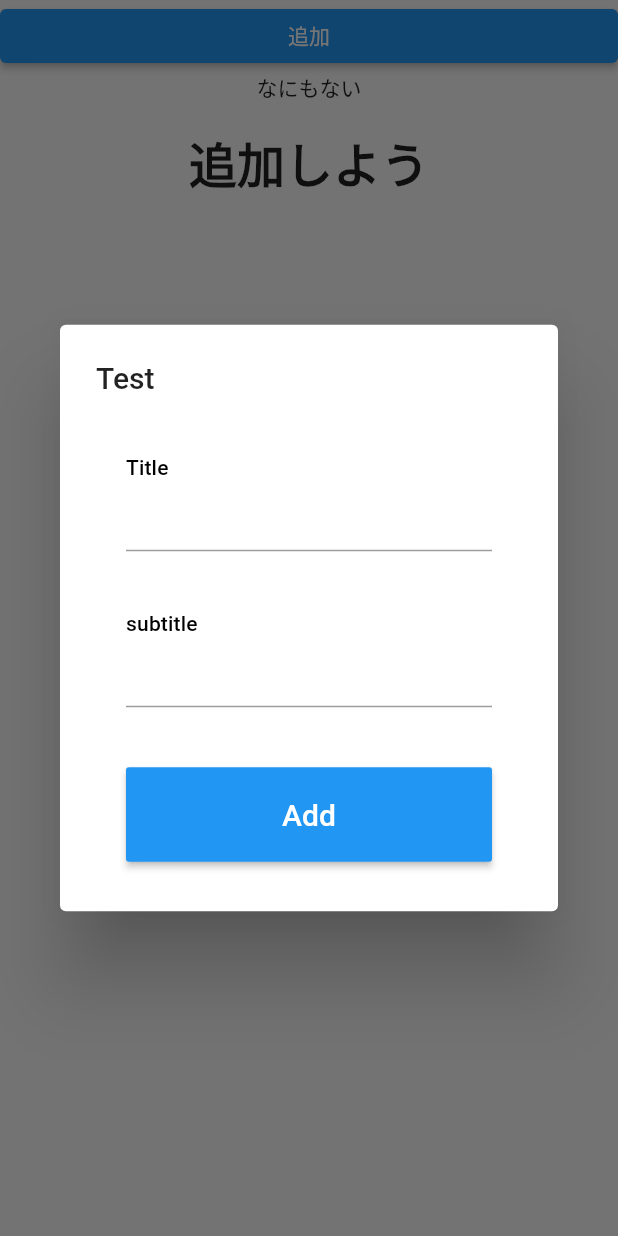
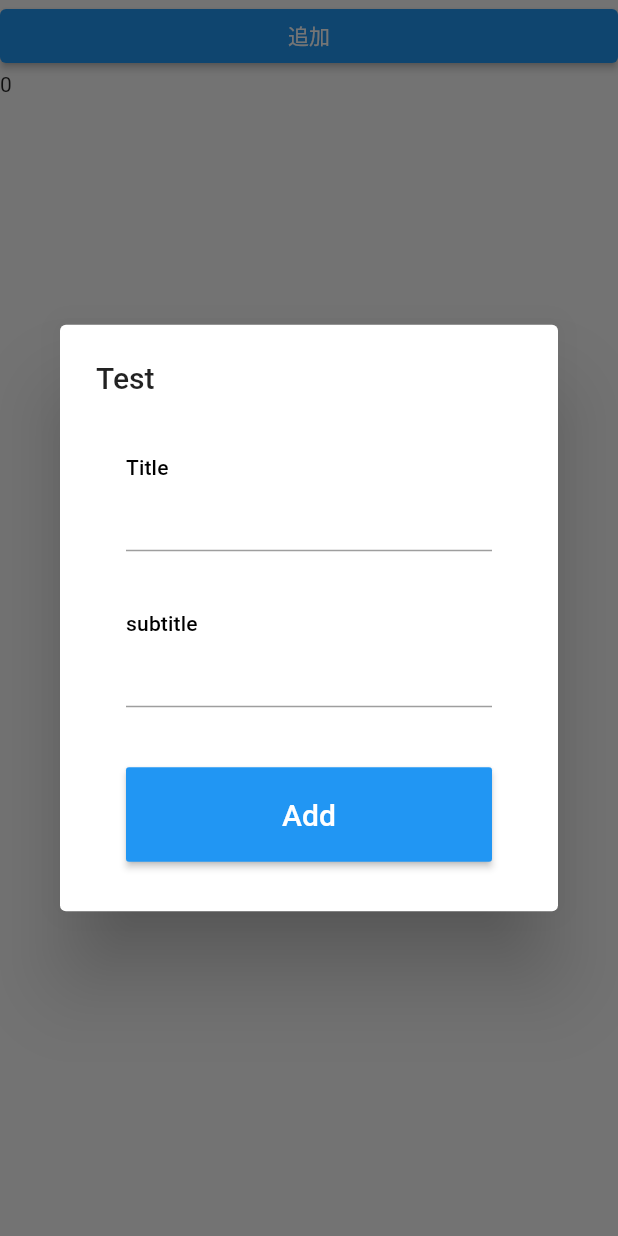
Before and after one commit to Met486/task_schedule_app, a Flutter app: the MicroTaskListView widget shown alone on an empty page, opened directly, after a tap on "追加", on a phone screen of 412 x 824 dp. Run offline on Flutter 3.47's test engine with Material 2 defaults, Android fonts, the light colour scheme and no system bars; our stand-ins replace flutter_riverpod, sqflite; accounts and stored records are empty.

Commit message:
一時保留。 DBからの取得はできているので、表示まで

```diff
--- a/lib/add_dialog/add_dialog.dart
+++ b/lib/add_dialog/add_dialog.dart
@@ -80,6 +80,7 @@ class _AddDialogState extends State<AddDialog> {
     print('add button');
     print('widget param is ${viewModel.param}');
     //viewModel.addTask(widget.param);
+    print(viewModel.tasks.length);
 
     //Navigator.of(context).pop();
 
--- a/lib/main.dart
+++ b/lib/main.dart
@@ -7,11 +7,14 @@ import 'package:task_schedule_app/task_view_model/task_view_model.dart';
 ////    StateNotifierProvider<TaskViewModel, List<Task>>((ref) {
 ////  return TaskViewModel([]);
 ////});
+//
+//final familyTaskViewProvider =
+//    Provider.family<TaskViewModel, String>((ref, String parameter) {
+//  return TaskViewModel('');
+//});
 
-final familyTaskViewProvider =
-    Provider.family<TaskViewModel, String>((ref, String parameter) {
-  return TaskViewModel('');
-});
+final taskViewProviderFamily =
+    ChangeNotifierProviderFamily((ref, String param) => TaskViewModel(param));
 
 void main() {
   runApp(ProviderScope(child: HomePage()));
--- a/lib/micro_task_view_model/micro_task_list_view.dart
+++ b/lib/micro_task_view_model/micro_task_list_view.dart
@@ -2,6 +2,7 @@ import 'package:flutter/material.dart';
 import 'package:flutter/widgets.dart';
 import 'package:flutter_riverpod/flutter_riverpod.dart';
 import 'package:task_schedule_app/add_dialog/add_dialog.dart';
+import 'package:task_schedule_app/main.dart';
 import 'package:task_schedule_app/task_item.dart';
 import 'package:task_schedule_app/task_view_model/task_view_model.dart';
 
@@ -17,11 +18,17 @@ class _MicroTaskListViewState extends State<MicroTaskListView> {
   @override
   Widget build(BuildContext context) {
     //final TaskViewModel taskViewModel = Provider.of<TaskViewModel>(context);
+//    final taskViewModel = Provider<TaskViewModel>((ref) {
+//      return TaskViewModel(widget.param);
+//    });
     final taskViewModel = TaskViewModel('1');
     final taskFamily =
         Provider.family<TaskViewModel, String>((ref, String param) {
       return TaskViewModel(param);
     });
+    //final taskViewModel = TaskViewModel(widget.param);
+    print(taskViewModel.tasks.length);
+    // print('tasks.length:${watch(taskViewModel).tasks.length}');
 
     return ListView(
       padding: EdgeInsets.zero,
@@ -44,23 +51,29 @@ class _MicroTaskListViewState extends State<MicroTaskListView> {
         ),
         Consumer(builder: (
           context,
-          //taskViewModel,
-          read,
-          _,
+          watch,
+          child,
         ) {
-          //if (read(taskFamily('1'))) {
-          if (taskViewModel.tasks.isEmpty) {
-            //todo){
+          //if (watch(taskFamily('1'))) {
+          print(
+              'taskFamily(1).tasks.isEmpty : ${watch(taskFamily('1')).tasks.isEmpty}');
+          if (watch(taskFamily('1')).tasks.isEmpty) {
+            //if (taskViewModel.tasks.isEmpty) {
+            //todo
             // if (TaskViewModel('1').tasks.isEmpty) {
             //if (taskViewModel[].tasks.isEmpty) {
-            return _emptyView();
+            // return _emptyView();
+            return Text(
+                '${watch(taskViewProviderFamily(widget.param)).tasks.length}');
           }
           return SizedBox(
             height: MediaQuery.of(context).size.height,
             child: ListView.separated(
-                padding:EdgeInsets.zero,
+                padding: EdgeInsets.zero,
                 itemBuilder: (context, index) {
-                  print("アイテムを表示"); //todo
+                  print("アイテムを表示 widget.param ${widget.param}"); //todo
+                  //final task = TaskViewModel(widget.param).tasks[index];
+                  final task = watch(taskFamily('1')).tasks[index];
                   //final task = TaskViewModel('1').tasks[index];
                   //final task = taskViewModel.tasks[index];
                   //var task = taskViewModel.tasks[index];
--- a/lib/task_view_model/task_view_model.dart
+++ b/lib/task_view_model/task_view_model.dart
@@ -25,7 +25,7 @@ class TaskViewModel extends ChangeNotifier {
     _taskController.sink.add(await DBProvider.db.getAllTasks(param));
     print("taskViewModel getTasks is Called");
     print("get tasks is called param : " + param);
-    print('TaskViewModel param:${param} tasks.length:${_tasks.length}');
+    print('TaskViewModel param:${param} tasks.length:${tasks.length}');
   }
 
   TaskViewModel(this.param) {
```
